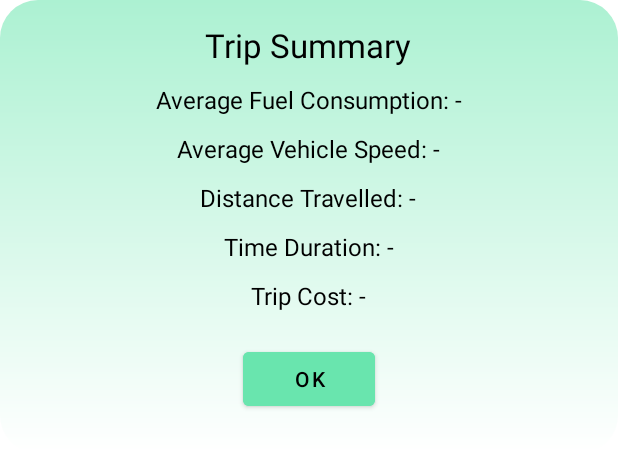
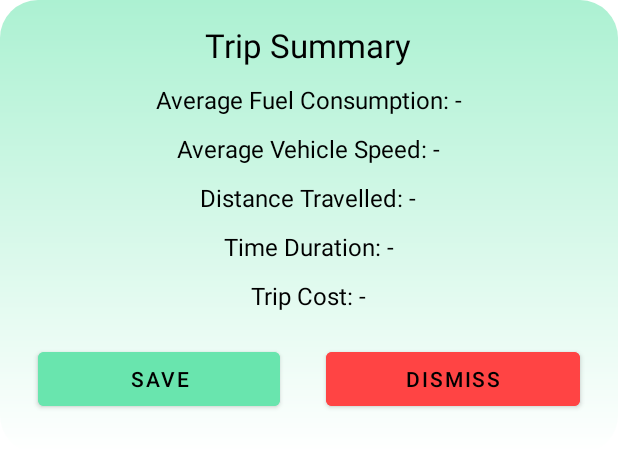
Before and after one commit to IvoEmilov/TripTracker, an Android app: the layout dialog_trip.xml on its own in the app's theme, with its tools: preview values and no code run, on a phone screen of 412 x 824 dp. Shown: the top 449 px of the screen. Run offline under Robolectric (Android 15) with nearby library versions, the phone set to English and light mode, and no system bars.

Commit message:
DB choice to save and Scraper updates
Possibility to choose whether to save a trip to the database or dismiss it has been added.
Scraper for fuel price fixed, due to website changing their data structure.

```diff
--- a/app/src/main/AndroidManifest.xml
+++ b/app/src/main/AndroidManifest.xml
@@ -2,6 +2,8 @@
 <manifest xmlns:android="http://schemas.android.com/apk/res/android"
     xmlns:tools="http://schemas.android.com/tools"
     package="com.example.triptracker">
+
+
 
     <uses-permission android:name="android.permission.WRITE_EXTERNAL_STORAGE"
         tools:ignore="ScopedStorage" />
@@ -40,8 +42,6 @@
         android:roundIcon="@drawable/icon"
         android:supportsRtl="true"
         android:theme="@style/Theme.CryptoTracker">
-        <activity android:name="com.example.triptracker.WebviewActivity"></activity>
-        <activity android:name="com.example.triptracker.WalletActivity" />
         <activity android:name="com.example.triptracker.LoginActivity"
             android:exported="true">
             <intent-filter>
@@ -51,7 +51,6 @@
             </intent-filter>
         </activity>
         <activity android:name="com.example.triptracker.MainActivity" />
-        <activity android:name="com.example.triptracker.TransactionsActivity" />
         <activity android:name="com.example.triptracker.ProfileActivity" />
     </application>
 
--- a/app/src/main/java/com/example/triptracker/LogWriter.java
+++ b/app/src/main/java/com/example/triptracker/LogWriter.java
@@ -10,7 +10,7 @@ import java.text.SimpleDateFormat;
 
 public class LogWriter {
 
-    private final static String logLocation = "storage/emulated/0/Download/";
+    private final static String logLocation = "storage/emulated/0/Download/OBD/";
     private final static String logFileName = "OBD_Log.txt";
     private final static String errorFileName = "OBD_Errors.txt";
 
--- a/app/src/main/res/layout/dialog_trip.xml
+++ b/app/src/main/res/layout/dialog_trip.xml
@@ -73,14 +73,31 @@
                 android:layout_marginTop="5dp"
                 android:textSize="16sp" />
 
+    <LinearLayout
+        android:layout_width="match_parent"
+        android:layout_height="wrap_content"
+        android:orientation="horizontal">
         <Button
-                android:id="@+id/btnOk"
+            android:id="@+id/btnSave"
             android:layout_width="wrap_content"
             android:layout_height="wrap_content"
             android:layout_margin="15dp"
+            android:layout_weight="1"
             android:layout_gravity="center"
-                android:text="OK"
+            android:text="Save"
             android:backgroundTint="#69e5ae"/>
+        <Button
+            android:id="@+id/btnDismiss"
+            android:layout_width="wrap_content"
+            android:layout_height="wrap_content"
+            android:layout_margin="15dp"
+            android:layout_weight="1"
+            android:layout_gravity="center"
+            android:text="Dismiss"
+            android:backgroundTint="#ff4444"/>
+    </LinearLayout>
+
+
 
         </LinearLayout>
 </RelativeLayout>
```
Also changed, not shown: app/src/main/java/com/example/triptracker/Scraper.java (+4 -5 lines), app/src/main/java/com/example/triptracker/UpdateUIThread.java (+17 -11 lines). Lines whose indentation alone changed are shown as unchanged.
